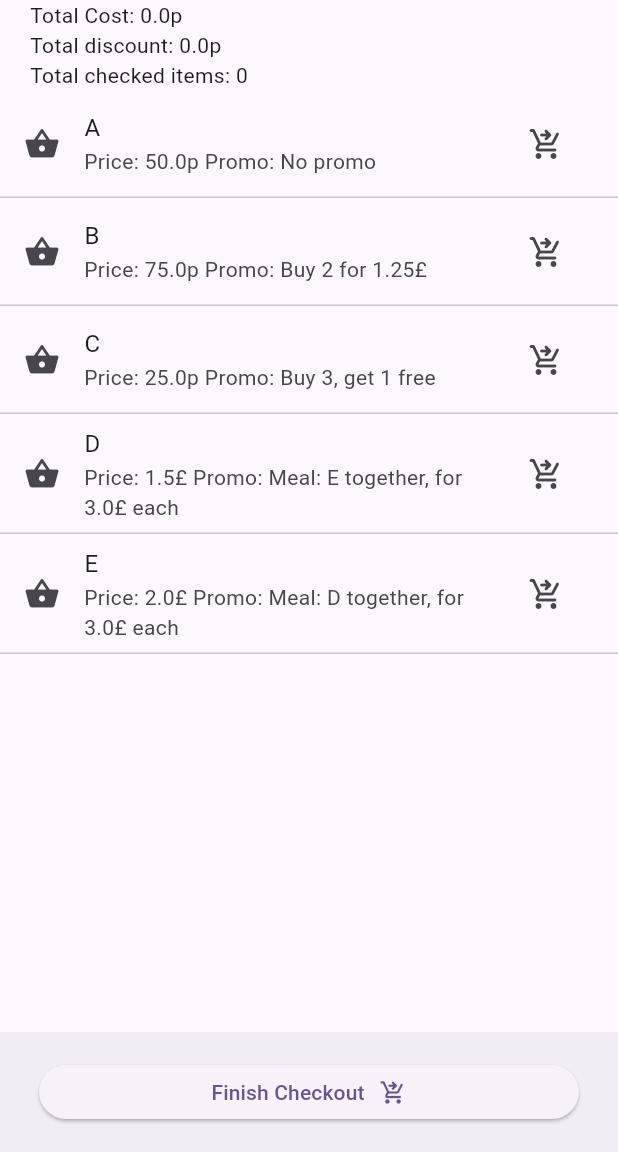
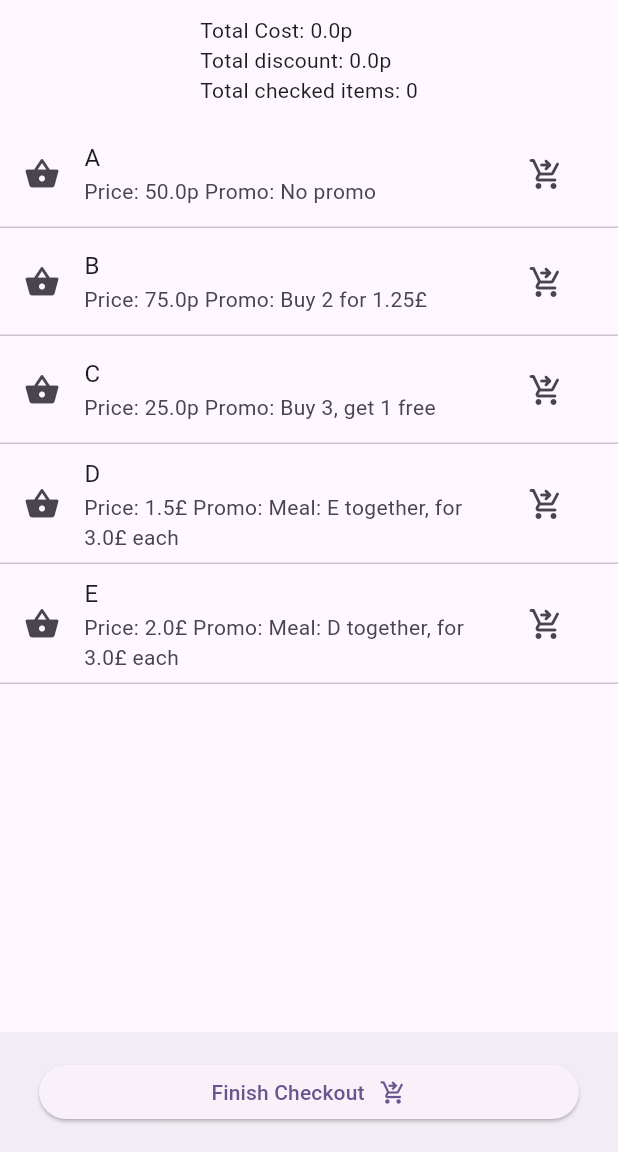
Before and after one commit to HVitureira/checkout-kata, a Flutter app: the screen it shows after launch, after a tap on "Start Checkout", on a phone screen of 412 x 824 dp, the part 84-1236 px from its top. Run offline on Flutter 3.47's test engine with Material 3 defaults, Android fonts, the phone set to English and light mode, and no system bars; our stand-ins replace equatable, flutter_bloc, flutter_form_builder, form_builder_validators, hydrated_bloc.

Commit message:
remove placeholder ui.  centralize totals texts

```diff
--- a/lib/checkout/view/checkout_page.dart
+++ b/lib/checkout/view/checkout_page.dart
@@ -24,10 +24,12 @@ class CheckOutPage extends StatelessWidget {
             return BlocBuilder<CheckoutCubit, CheckoutState>(
               builder: (context, state) {
                 return Column(
-                  crossAxisAlignment: CrossAxisAlignment.start,
                   children: [
                     Padding(
-                      padding: const EdgeInsets.symmetric(horizontal: 20),
+                      padding: const EdgeInsets.symmetric(
+                        horizontal: 20,
+                        vertical: 10,
+                      ),
                       child: Column(
                         crossAxisAlignment: CrossAxisAlignment.start,
                         children: [
--- a/lib/pricing/view/pricing_page.dart
+++ b/lib/pricing/view/pricing_page.dart
@@ -33,13 +33,6 @@ class PricingPage extends StatelessWidget {
                   child: Column(
                     mainAxisAlignment: MainAxisAlignment.center,
                     children: <Widget>[
-                      const Text(
-                        "Define this week's prices",
-                      ),
-                      const SizedBox(
-                        height: 20,
-                      ),
-                      const Divider(height: 0),
                       Expanded(
                         child: ListView.builder(
                           itemCount: state.items.length,
```
